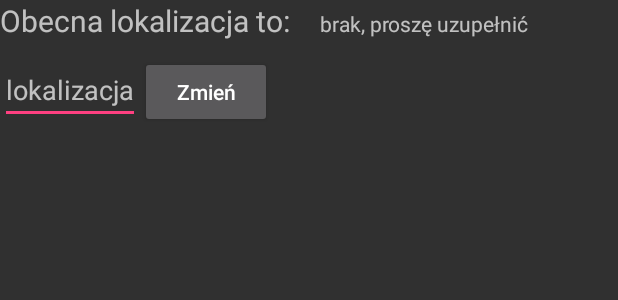
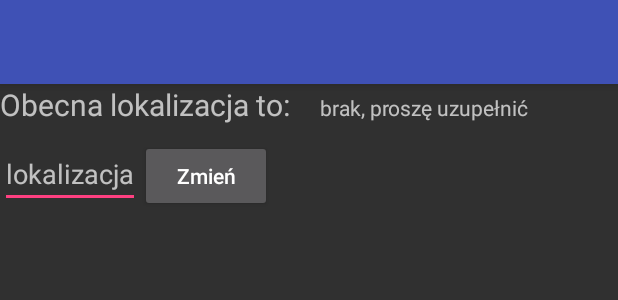
Before and after one commit to sylikon/MichalApp, an Android app: the layout activity_localization_preference.xml on its own in the app's theme, with its tools: preview values and no code run, on a phone screen of 412 x 824 dp. Shown: the top 300 px of the screen. Run offline under Robolectric (Android 15) with nearby library versions, the phone set to English and light mode, and no system bars.

Commit message:
back button do kazdej activity, zakutalizowana data zmiany przy zmianie recordu w sql

```diff
--- a/app/src/main/res/layout/activity_localization_preference.xml
+++ b/app/src/main/res/layout/activity_localization_preference.xml
@@ -10,6 +10,15 @@
         android:layout_width="match_parent"
         android:layout_height="wrap_content"
         android:orientation="vertical">
+
+        <android.support.v7.widget.Toolbar
+            android:id="@+id/my_toolbar_localization"
+            android:layout_width="match_parent"
+            android:layout_height="?attr/actionBarSize"
+            android:background="?attr/colorPrimary"
+            android:elevation="4dp"
+            android:theme="@style/ThemeOverlay.AppCompat.ActionBar"
+            app:popupTheme="@style/ThemeOverlay.AppCompat.Light"/>
 
         <LinearLayout
             android:layout_width="match_parent"
```
Also changed, not shown: app/src/main/AndroidManifest.xml (+6 -1 lines), app/src/main/java/com/maciek/onebuttonweb/DatabaseHandler.java (+23 -0 lines), app/src/main/java/com/maciek/onebuttonweb/LocalizationPreference.java (+25 -0 lines), app/src/main/res/layout/activity_main2.xml (+11 -0 lines).
